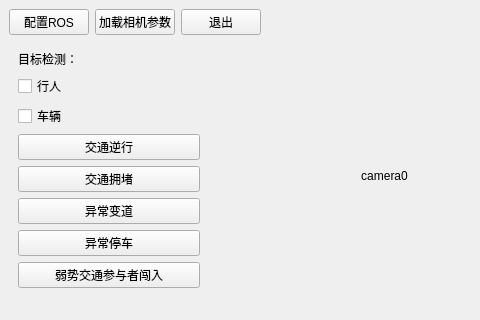
NovemberChopin/TrafficMonitor, file ui/main_window.ui: the form before one commit; both pictures show x 0 to 480 and y 0 to 320 of the 1296 by 791 pixel window.
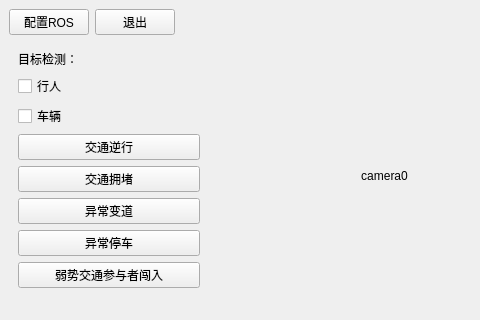
The form after the commit. Icons and pictures are not drawn.

```diff
--- a/ui/main_window.ui
+++ b/ui/main_window.ui
@@ -65,13 +65,6 @@
             </property>
            </widget>
           </item>
-          <item>
-           <widget class="QPushButton" name="btn_loadMatrix">
-            <property name="text">
-             <string>加载相机参数</string>
-            </property>
-           </widget>
-          </item>
           <item>
            <widget class="QPushButton" name="btn_quit">
             <property name="text">
```
